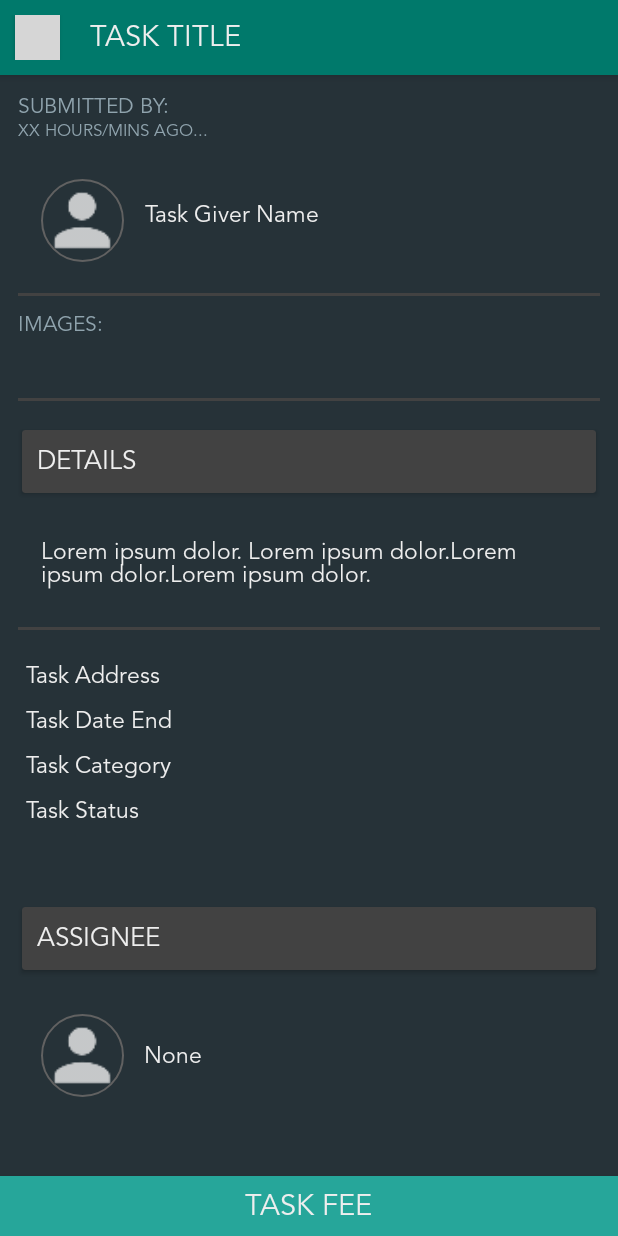
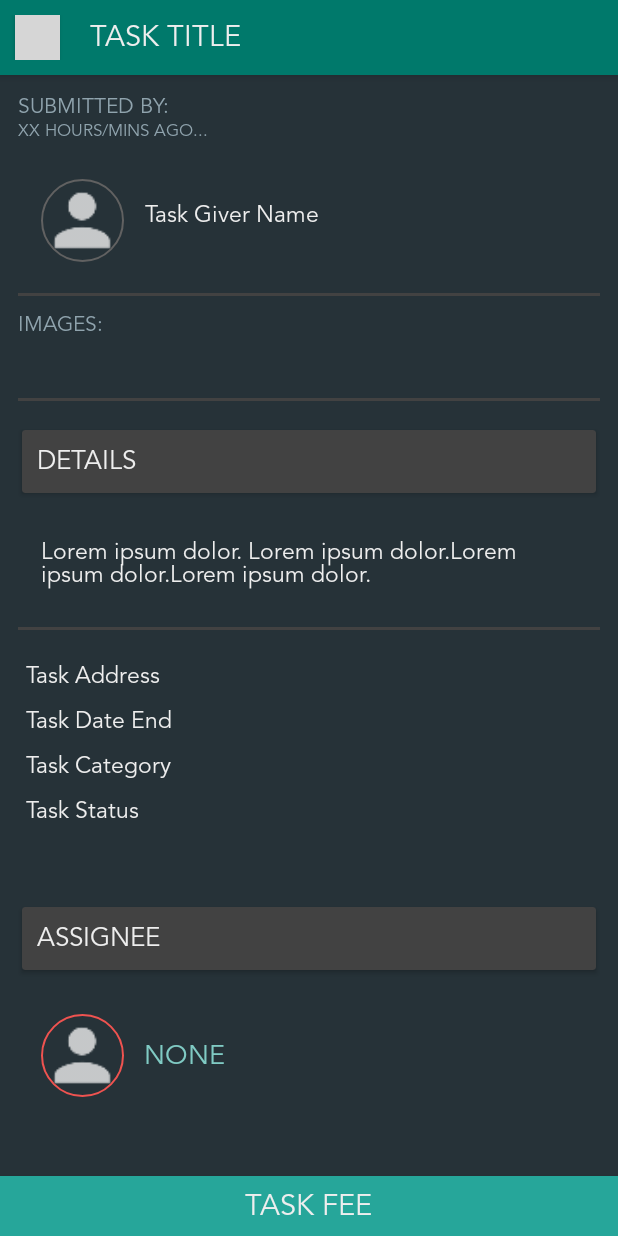
Before and after one commit to 3g015st/SidelineTG, an Android app: the taskDetailsActivity screen opened directly, with no data from a screen before it, on a phone screen of 412 x 824 dp. Run offline under Robolectric (Android 15) with nearby library versions, the phone set to English and light mode, and no system bars; our stand-ins replace ButterKnife, CircleImageView, Picasso, Volley; libraries missing offline, so code that uses them is left out: com.ontbee.legacyforks, com.sdsmdg.tastytoast, org.ocpsoft.prettytime; network calls fail; pictures from the network do not load; grey boxes are pictures that could not be loaded.

Commit message:
Display chat rooms for assigned and on-going tasks. Update task offer according to negotiation. Display assigned tasker.

```diff
--- a/app/src/main/java/com/example/benedictlutab/sidelinetg/helpers/apiRouteUtil.java
+++ b/app/src/main/java/com/example/benedictlutab/sidelinetg/helpers/apiRouteUtil.java
@@ -7,9 +7,9 @@ package com.example.benedictlutab.sidelinetg.helpers;
 public class apiRouteUtil
 {
     // Set domain
-//    public String DOMAIN = "http://192.168.1.5/Sideline/";
-      public String DOMAIN = "http://192.168.1.7/Sideline/";
-//    public String DOMAIN = "http://192.168.43.218/Sideline/";
+//    public String DOMAIN = "http://192.168.1.3/Sideline/";
+//      public String DOMAIN = "http://192.168.1.7/Sideline/";
+    public String DOMAIN = "http://192.168.43.218/Sideline/";
 
     // Routes
     public String URL_CHECK_EMAIL_EXISTS    = DOMAIN + "api/taskgiver/isEmailExists.php";
@@ -17,10 +17,12 @@ public class apiRouteUtil
     public String URL_LOAD_TASK_CATEGORIES  = DOMAIN + "api/taskgiver/loadTaskCategories.php";
     public String URL_POST_TASK             = DOMAIN + "api/taskgiver/postTask.php";
     public String URL_MY_TASKS              = DOMAIN + "api/taskgiver/myTasks.php";
-    public String URL_TASK_DETAILS          = DOMAIN + "api/taskgiver/fetchTaskDetails.php";
     public String URL_TASK_OFFERS           = DOMAIN + "api/taskgiver/fetchTaskOffers.php";
     public String URL_ASSIGN_TASKER         = DOMAIN + "api/taskgiver/assignTasker.php";
+    public String URL_LOAD_CHAT_ROOMS       = DOMAIN + "api/taskgiver/loadChatRooms.php";
+    public String URL_ASSIGNED_TASKER       = DOMAIN + "api/taskgiver/fetchAssignedTasker.php";
 
+    public String URL_TASK_DETAILS          = DOMAIN + "api/common/fetchTaskDetails.php";
     public String URL_CANCEL_TASK           = DOMAIN + "api/common/cancelTask.php";
     public String URL_LOGIN                 = DOMAIN + "api/common/login.php";
     public String URL_CHECK_CONNECTION      = DOMAIN + "api/common/checkConnection.php";
--- a/app/src/main/java/com/example/benedictlutab/sidelinetg/modules/myTasks/viewTaskDetails/taskDetailsActivity.java
+++ b/app/src/main/java/com/example/benedictlutab/sidelinetg/modules/myTasks/viewTaskDetails/taskDetailsActivity.java
@@ -1,6 +1,5 @@
 package com.example.benedictlutab.sidelinetg.modules.myTasks.viewTaskDetails;
 
-import android.app.Activity;
 import android.content.Context;
 import android.content.Intent;
 import android.content.SharedPreferences;
@@ -27,9 +26,7 @@ import com.android.volley.toolbox.Volley;
 import com.example.benedictlutab.sidelinetg.R;
 import com.example.benedictlutab.sidelinetg.helpers.apiRouteUtil;
 import com.example.benedictlutab.sidelinetg.helpers.fontStyleCrawler;
-import com.example.benedictlutab.sidelinetg.modules.myTasks.myTaskList.myTasksFragment;
 import com.example.benedictlutab.sidelinetg.modules.myTasks.viewTaskOffers.taskOffersActivity;
-import com.example.benedictlutab.sidelinetg.modules.viewHome.homeActivity;
 import com.ontbee.legacyforks.cn.pedant.SweetAlert.SweetAlertDialog;
 import com.sdsmdg.tastytoast.TastyToast;
 import com.squareup.picasso.Picasso;
@@ -73,6 +70,9 @@ public class taskDetailsActivity extends AppCompatActivity
     @BindView(R.id.civTaskGiverPhoto) CircleImageView civTaskGiverPhoto;
 
     @BindView(R.id.vfTaskImages) ViewFlipper vfTaskImages;
+
+    @BindView(R.id.civTaskerPhoto) CircleImageView civTaskerPhoto;
+    @BindView(R.id.tvTasker) TextView tvTasker;
 
     private final static SimpleDateFormat simpleDateFormat = new SimpleDateFormat("MM-dd-yyyy HH:mm:ss");
     private Date postedDate = new Date();
@@ -278,6 +278,7 @@ public class taskDetailsActivity extends AppCompatActivity
             {
                 // Fetching data from server
                 fetchTaskDetails();
+                fetchAssignedTasker();
             }
         });
         swipeRefLayout.setColorSchemeResources(R.color.colorPrimaryDark, android.R.color.holo_green_dark, android.R.color.holo_orange_dark, android.R.color.holo_blue_dark);
@@ -287,8 +288,11 @@ public class taskDetailsActivity extends AppCompatActivity
             public void run()
             {
                 swipeRefLayout.setRefreshing(true);
+
                 // Fetching data from server
                 fetchTaskDetails();
+                fetchAssignedTasker();
+
                 swipeRefLayout.setRefreshing(false);
             }
         });
@@ -388,6 +392,64 @@ public class taskDetailsActivity extends AppCompatActivity
         Volley.newRequestQueue(this).add(stringRequest);
     }
 
+    private void fetchAssignedTasker()
+    {
+        Log.e("fetchAssignedTasker: ", "STARTED !");
+
+        StringRequest stringRequest = new StringRequest(Request.Method.POST, apiRouteUtil.URL_ASSIGNED_TASKER, new Response.Listener<String>()
+        {
+            @Override
+            public void onResponse(String ServerResponse)
+            {
+                try
+                {
+                    Log.e("SERVER RESPONSE: ", ServerResponse);
+                    JSONArray jsonArray = new JSONArray(ServerResponse);
+                    for(int x = 0; x < jsonArray.length(); x++)
+                    {
+                        JSONObject jsonObject = jsonArray.getJSONObject(x);
+
+                        // Load assigned tasker prof pic.
+                        Picasso.with(taskDetailsActivity.this).load(apiRouteUtil.DOMAIN + jsonObject.getString("profile_picture")).
+                                fit().centerInside().into(civTaskerPhoto);
+
+                        tvTasker.setText(jsonObject.getString("first_name") +" "+ jsonObject.getString("last_name").substring(0, 1));
+                    }
+                }
+                catch (JSONException e)
+                {
+                    e.printStackTrace();
+                    Log.e("Catch Response: ", e.toString());
+
+                }
+                swipeRefLayout.setRefreshing(false);
+            }
+        },
+                new Response.ErrorListener()
+                {
+                    @Override
+                    public void onErrorResponse(VolleyError volleyError)
+                    {
+                        Log.d("Error Response: ", volleyError.toString());
+                        swipeRefLayout.setRefreshing(false);
+                    }
+                })
+        {
+            @Override
+            protected Map<String, String> getParams()
+            {
+                // Creating Map String Params.
+                Map<String, String> Parameter = new HashMap<String, String>();
+
+                Parameter.put("TASK_ID", TASK_ID);
+
+                return Parameter;
+            }
+        };
+        // Add the StringRequest to Queue.
+        Volley.newRequestQueue(this).add(stringRequest);
+    }
+
     private void disableViewOffers(String TASK_STATUS)
     {
         if(TASK_STATUS.equals("ASSIGNED"))
--- a/app/src/main/java/com/example/benedictlutab/sidelinetg/modules/viewHome/homeActivity.java
+++ b/app/src/main/java/com/example/benedictlutab/sidelinetg/modules/viewHome/homeActivity.java
@@ -11,6 +11,7 @@ import android.util.Log;
 import android.view.MenuItem;
 
 import com.example.benedictlutab.sidelinetg.R;
+import com.example.benedictlutab.sidelinetg.modules.messages.loadChatRooms.chatRoomsFragment;
 import com.example.benedictlutab.sidelinetg.modules.myTasks.myTaskList.myTasksFragment;
 import com.example.benedictlutab.sidelinetg.modules.postTask.loadTaskCategories.taskCategoryFragment;
 
@@ -35,6 +36,9 @@ public class homeActivity extends AppCompatActivity
                 {
                     case R.id.action_post_task:
                         fragmentManager.beginTransaction().replace(R.id.frmlayout_fragment, taskCategoryFragment.newInstance()).commit();
+                        break;
+                    case R.id.action_messages:
+                        fragmentManager.beginTransaction().replace(R.id.frmlayout_fragment, chatRoomsFragment.newInstance()).commit();
                         break;
                     case R.id.action_tasks:
                         fragmentManager.beginTransaction().replace(R.id.frmlayout_fragment, myTasksFragment.newInstance()).commit();
--- a/app/src/main/java/com/example/benedictlutab/sidelinetg/modules/welcomeUser/entranceActivity.java
+++ b/app/src/main/java/com/example/benedictlutab/sidelinetg/modules/welcomeUser/entranceActivity.java
@@ -54,8 +54,6 @@ public class entranceActivity extends AppCompatActivity
     @BindView(R.id.btnSignup) Button btnSignup;
 
     private String REQUEST = "CHECK_CONN";
-
-
 
     @Override
     protected void onCreate(Bundle savedInstanceState)
--- a/app/src/main/res/layout/viewtaskdetails_activity_task_details.xml
+++ b/app/src/main/res/layout/viewtaskdetails_activity_task_details.xml
@@ -231,14 +231,17 @@
                     <RelativeLayout
                         android:layout_width="match_parent"
                         android:layout_height="wrap_content"
-                        android:layout_margin="15dp">
+                        android:layout_marginTop="15dp"
+                        android:layout_marginLeft="15dp"
+                        android:layout_marginRight="15dp"
+                        android:layout_marginBottom="85dp">
 
                         <de.hdodenhof.circleimageview.CircleImageView
                             android:id="@+id/civTaskerPhoto"
                             android:layout_width="55dp"
                             android:layout_height="55dp"
                             android:src="@drawable/main_img_person"
-                            app:civ_border_color="#616161"
+                            app:civ_border_color="#ef5350"
                             app:civ_border_width="1dp" />
 
                         <TextView
@@ -249,8 +252,9 @@
                             android:layout_marginStart="13dp"
                             android:layout_toEndOf="@+id/civTaskerPhoto"
                             android:text="None"
-                            android:textColor="@color/colorFontPrimary"
-                            android:textSize="15sp" />
+                            android:textAllCaps="true"
+                            android:textColor="@color/colorAccent"
+                            android:textSize="18sp" />
                     </RelativeLayout>
 
                     <!--PLACE AN OFFER-->
--- a/app/src/main/res/values/strings.xml
+++ b/app/src/main/res/values/strings.xml
@@ -8,4 +8,7 @@
     <!--Google Maps-->
     <string name="GOOGLE_MAPS_API_KEY">AIzaSyAdOtuVu6-IUSVygGQQtYoCfe49zrunfuM</string>
 
+    <!-- TODO: Remove or change this placeholder text -->
+    <string name="hello_blank_fragment">Hello blank fragment</string>
+
 </resources>
```
Also changed, not shown: app/src/main/java/com/example/benedictlutab/sidelinetg/models/ChatRoom.java (added, +50 -0 lines), app/src/main/java/com/example/benedictlutab/sidelinetg/modules/messages/loadChatRooms/adapterChatRooms.java (added, +105 -0 lines), app/src/main/java/com/example/benedictlutab/sidelinetg/modules/messages/loadChatRooms/chatRoomsFragment.java (added, +170 -0 lines), app/src/main/java/com/example/benedictlutab/sidelinetg/modules/myTasks/viewTaskOffers/adapterDisplayOffers.java (+11 -5 lines), app/src/main/java/com/example/benedictlutab/sidelinetg/modules/myTasks/viewTaskOffers/taskOffersActivity.java (+14 -2 lines), app/src/main/res/layout/loadchatrooms_fragment_chat_rooms.xml (added, +18 -0 lines).
